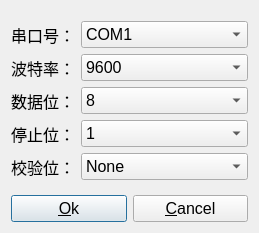
Old version of the form window/comdialog.ui in the repository leek520/WBP.
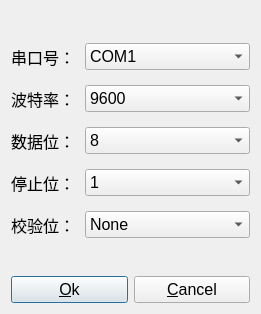
New version of the form.

What changed in the file:
```diff
--- a/window/comdialog.ui
+++ b/window/comdialog.ui
@@ -6,8 +6,8 @@
    <rect>
     <x>0</x>
     <y>0</y>
-    <width>259</width>
-    <height>233</height>
+    <width>261</width>
+    <height>314</height>
    </rect>
   </property>
   <property name="font">
@@ -33,6 +33,12 @@
      <property name="formAlignment">
       <set>Qt::AlignLeading|Qt::AlignLeft|Qt::AlignVCenter</set>
      </property>
+     <property name="horizontalSpacing">
+      <number>10</number>
+     </property>
+     <property name="verticalSpacing">
+      <number>15</number>
+     </property>
      <item row="0" column="0">
       <widget class="QLabel" name="Label">
        <property name="text">
```
